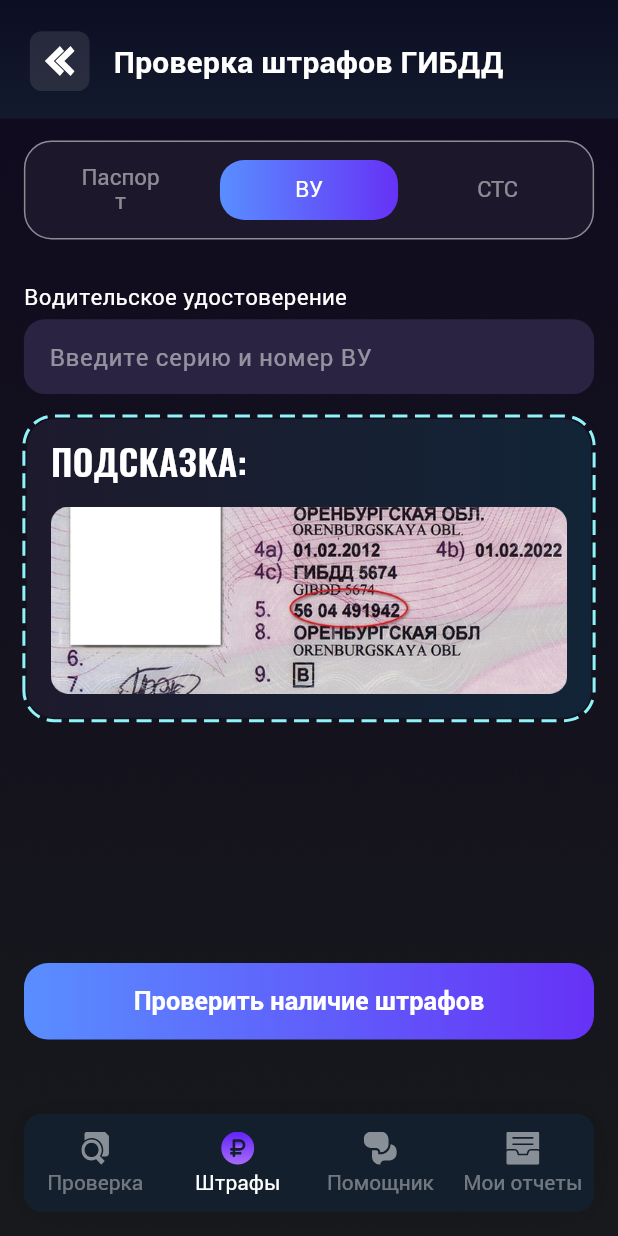
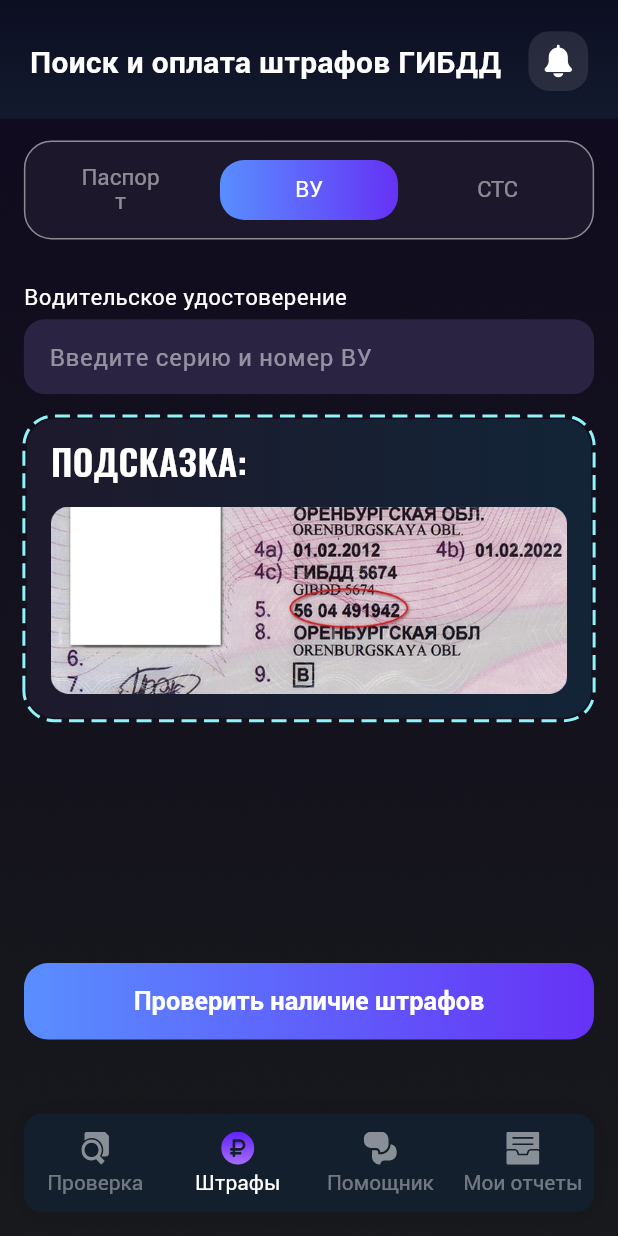
Before and after one commit to bitk0der/baza-gibdd-gai-flutter-1, a Flutter app: the screen it shows after launch, after a tap on "Оплатить штрафы", after a tap on "ВУ", on a phone screen of 412 x 824 dp. Run offline on Flutter 3.47's test engine with Material 3 defaults, Android fonts, the phone set to English and light mode, and no system bars; drawn by our look-alikes of dotted_border; our stand-ins replace auto_route, cached_network_image, dio, easy_localization, flutter_bloc, flutter_keyboard_visibility and 13 more; missing offline and left inert: appmetrica_plugin, background_fetch, contentsize_tabbarview, json_store; generated files the repository leaves out were written again; Roboto replaces fonts that are missing (SFProDisplay).

Commit message:
fix some bugs

```diff
--- a/lib/core/app_root_screen.dart
+++ b/lib/core/app_root_screen.dart
@@ -1,5 +1,7 @@
 import 'package:auto_route/auto_route.dart';
 import 'package:baza_gibdd_gai/core/constants/constants.dart';
+import 'package:baza_gibdd_gai/features/local_notifications/presentation/controllers/message_payload_handler.dart';
+import 'package:baza_gibdd_gai/main.dart';
 import 'package:flutter/material.dart';
 import 'package:flutter_screenutil/flutter_screenutil.dart';
 import 'package:baza_gibdd_gai/core/extensions/l10n_extension.dart';
@@ -36,6 +38,20 @@ class _AppRootScreenState extends State<AppRootScreen> {
     context.l10n.navbar_chat,
     context.l10n.navbar_reports
   ];
+
+  @override
+  void initState() {
+    super.initState();
+
+    WidgetsBinding.instance.addPostFrameCallback((_) async {
+      if (payloadToHandle != null) {
+        await Future.delayed(const Duration(seconds: 1), () {
+          handleNotificationTap(payloadToHandle);
+          payloadToHandle = null;
+        });
+      }
+    });
+  }
 
   @override
   Widget build(BuildContext context) {
--- a/lib/core/routes/app_router.dart
+++ b/lib/core/routes/app_router.dart
@@ -12,6 +12,7 @@ import 'package:baza_gibdd_gai/features/credit_rating/presentation/pages/credit_
 import 'package:baza_gibdd_gai/features/credit_rating/presentation/pages/fill_data_page.dart';
 import 'package:baza_gibdd_gai/features/credit_rating/presentation/pages/payment_webview.dart';
 import 'package:baza_gibdd_gai/features/local_notifications/data/models/response_message_model.dart';
+import 'package:baza_gibdd_gai/features/local_notifications/presentation/pages/background_notifications_screen.dart';
 import 'package:baza_gibdd_gai/features/local_notifications/presentation/pages/notification_details_page.dart';
 import 'package:baza_gibdd_gai/features/payments/data/models/user_data.dart';
 import 'package:baza_gibdd_gai/features/payments/presentation/pages/fine/fine_payment_screen.dart';
@@ -52,7 +53,14 @@ class AppRouter extends RootStackRouter {
           AutoRoute(
             page: FinesRouter.page,
             path: 'fines',
-            children: [AutoRoute(page: FinePaymentRoute.page, path: '')],
+            children: [
+              AutoRoute(page: FinePaymentRoute.page, path: ''),
+              AutoRoute(
+                  page: BackgroundNotificationsRoute.page,
+                  path: 'background_notifications_screen'),
+              AutoRoute(
+                  page: FineSearchRoute.page, path: 'fines_search_screen'),
+            ],
           ),
           AutoRoute(
             page: ChatRouter.page,
--- a/lib/core/utils/check_utils.dart
+++ b/lib/core/utils/check_utils.dart
@@ -76,6 +76,7 @@ addPostFrameCallback(
 Future<bool> showModalFillData(BuildContext context) async =>
     await showModalBottomSheet(
         context: context,
+        useRootNavigator: true,
         builder: (ctx) => Container(
               padding: const EdgeInsets.symmetric(horizontal: 20, vertical: 22),
               decoration: const BoxDecoration(
--- a/lib/features/app_banner/presentation/app_web_view.dart
+++ b/lib/features/app_banner/presentation/app_web_view.dart
@@ -88,7 +88,7 @@ class _AppWebViewState extends State<AppWebView> {
         appBar: widget.appBar ??
             CustomAppBar.getAppBar(
               title: widget.title,
-              isNeedImage: true,
+              isTitleCenter: true,
               onTapBackButton: () => context.maybePop(),
             ),
         backgroundColor: ColorStyles.white,
--- a/lib/features/credit_rating/presentation/pages/fill_data_page.dart
+++ b/lib/features/credit_rating/presentation/pages/fill_data_page.dart
@@ -89,7 +89,7 @@ class _FillDataPageState extends State<FillDataPage> {
   Widget build(BuildContext context) {
     return AppCustomScaffold(
         appBar: CustomAppBar.getAppBar(
-          title: 'Заполните данные',
+          title: 'Проверка собственника',
           isTitleCenter: true,
           isNeedImage: false,
           onTapBackButton: () => context.maybePop(),
--- a/lib/features/home/presentation/pages/home_screen.dart
+++ b/lib/features/home/presentation/pages/home_screen.dart
@@ -276,7 +276,8 @@ class _HomeScreenState extends State<HomeScreen> with TickerProviderStateMixin {
               !isActive ? Colors.white.withValues(alpha: 0.5) : Colors.white,
           onTap: !isActive
               ? null
-              : () => context.router.navigate(AppWebViewPage()),
+              : () => context.router
+                  .navigate(AppWebViewPage(title: 'Результат проверки')),
         )
       ],
     );
--- a/lib/features/payments/presentation/pages/fine/fine_payment_screen.dart
+++ b/lib/features/payments/presentation/pages/fine/fine_payment_screen.dart
@@ -1,19 +1,19 @@
 import 'package:auto_route/auto_route.dart';
+import 'package:baza_gibdd_gai/core/routes/app_router.dart';
 import 'package:baza_gibdd_gai/core/theme/app_colors.dart';
 import 'package:baza_gibdd_gai/core/widgets/app_button.dart';
 import 'package:baza_gibdd_gai/core/widgets/app_card_layout.dart';
+import 'package:baza_gibdd_gai/core/widgets/app_circle_button.dart';
 import 'package:baza_gibdd_gai/core/widgets/app_custom_scaffold.dart';
 import 'package:flutter/material.dart';
 import 'package:flutter_keyboard_visibility/flutter_keyboard_visibility.dart';
 import 'package:flutter_screenutil/flutter_screenutil.dart';
 import 'package:get_it/get_it.dart';
 import 'package:mask_text_input_formatter/mask_text_input_formatter.dart';
-import 'package:baza_gibdd_gai/core/utils/check_utils.dart';
 import 'package:baza_gibdd_gai/core/utils/ui_util.dart';
 import 'package:baza_gibdd_gai/core/widgets/custom_app_bar.dart';
 import 'package:baza_gibdd_gai/features/payments/data/models/user_data.dart';
 import 'package:baza_gibdd_gai/features/payments/presentation/blocs/user_data_bloc.dart';
-import 'package:baza_gibdd_gai/features/payments/presentation/pages/fine/fine_search_screen.dart';
 import 'package:baza_gibdd_gai/features/payments/presentation/widgets/custom_snackbar.dart';
 import 'package:baza_gibdd_gai/features/payments/presentation/widgets/custom_textfield.dart';
 import 'package:baza_gibdd_gai/features/payments/presentation/widgets/how_to_fill_card.dart';
@@ -49,12 +49,10 @@ class _FinePaymentScreenState extends State<FinePaymentScreen> {
     keyboardVisibilityController.onChange.listen((visible) {
       setState(() => keyboardVisible = visible);
     });
-    super.initState();
-    addPostFrameCallback(() {
     _passportController.text = _bloc.userData.passport ?? '';
     _vyController.text = _bloc.userData.vy ?? '';
     _stsController.text = _bloc.userData.sts ?? '';
-    }, context, UserData.getGibddStrings(_bloc.userData));
+    super.initState();
   }
 
   @override
@@ -72,8 +70,18 @@ class _FinePaymentScreenState extends State<FinePaymentScreen> {
       child: AppCustomScaffold(
         key: _scaffoldKey,
         appBar: CustomAppBar.getAppBar(
-          title: 'Проверка штрафов ГИБДД',
+          title: 'Поиск и оплата штрафов ГИБДД',
+          isBackButton: false,
           onTapBackButton: () => context.maybePop(),
+          actions: [
+            AppCircleButton(
+                buttonSize: 40,
+                padding: 9,
+                icon: Assets.icons.bell,
+                backgroundColor: Colors.white.withValues(alpha: 0.1),
+                onTap: () =>
+                    context.router.navigate(BackgroundNotificationsRoute())),
+          ],
         ),
         body: _getBody(),
         floatingActionButton: SafeArea(
@@ -274,19 +282,13 @@ class _FinePaymentScreenState extends State<FinePaymentScreen> {
             _bloc.add(UserDataBlocSaveEvent(userData));
 
             if (!onlySave) {
-              Navigator.push(
-                context,
-                MaterialPageRoute(
-                    builder: (context) => FineSearchScreen(
+              context.router.navigate(FineSearchRoute(
                 userData: UserData(
-                            passport: _tabIndex == 0
-                                ? _passportController.text
-                                : null,
+                  passport: _tabIndex == 0 ? _passportController.text : null,
                   vy: _tabIndex == 1 ? vy : null,
                   sts: _tabIndex == 2 ? sts : null,
                 ),
-                        )),
-              );
+              ));
             }
           }
         }
--- a/lib/main.dart
+++ b/lib/main.dart
@@ -59,7 +59,7 @@ class _AppState extends State<App> {
   @override
   Widget build(BuildContext context) {
     return GestureDetector(
-      onTap: () => FocusScope.of(context).unfocus(),
+      onTap: () => WidgetsBinding.instance.focusManager.primaryFocus?.unfocus(),
       child: ScreenUtilInit(
         designSize: const Size(414, 896),
         child: MaterialApp.router(
```
Also changed, not shown: lib/features/local_notifications/presentation/pages/background_notifications_screen.dart (+42 -35 lines), lib/features/local_notifications/presentation/widgets/mock_notification_wodget.dart (added, +54 -0 lines), lib/features/payments/presentation/pages/fine/fine_search_screen.dart (+4 -8 lines), lib/gen/assets.gen.dart (+8 -0 lines), assets/icons/bell.svg (added), assets/icons/trash.svg (added), lib/core/routes/app_router.gr.dart. Lines whose indentation alone changed are shown as unchanged.
